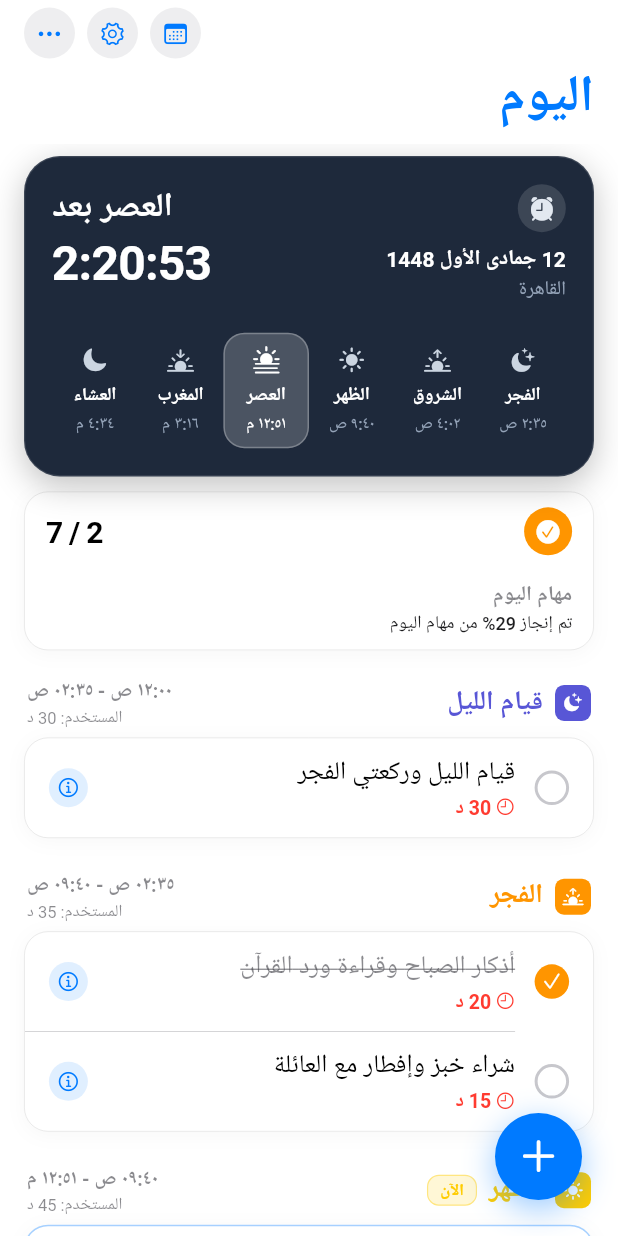
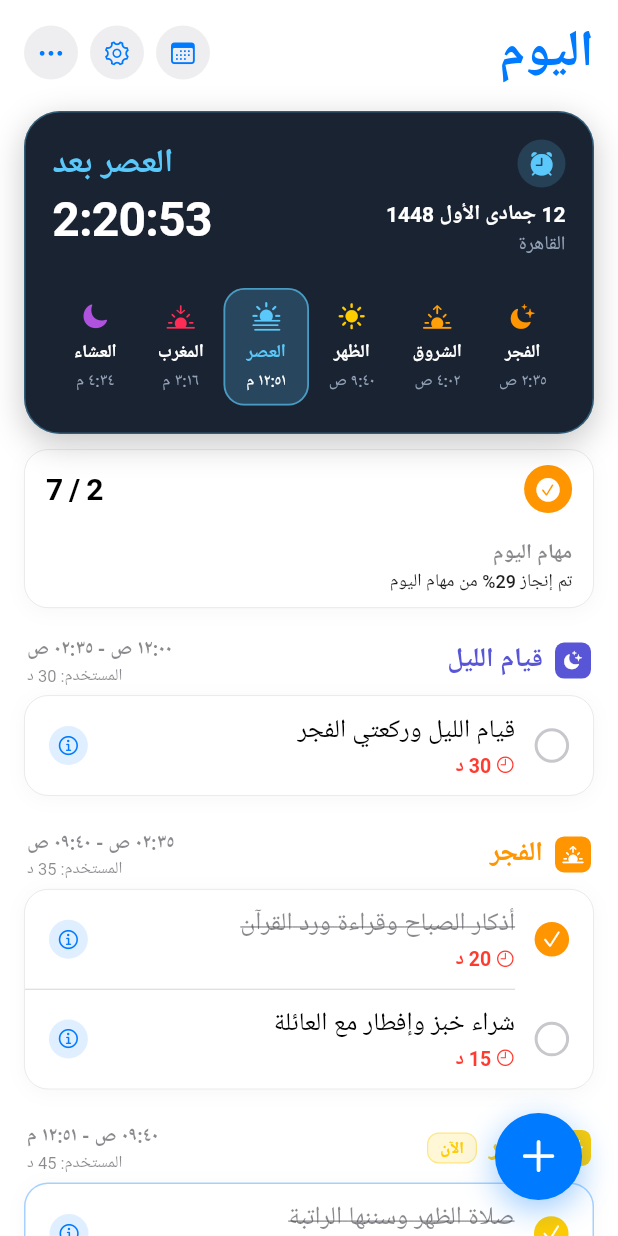
Before and after one commit to ajyahia/dayaround, a Flutter app: the screen it shows after launch, on a phone screen of 412 x 824 dp. Run offline on Flutter 3.47's test engine with Material 3 defaults, Android fonts, the phone set to English and light mode, and no system bars; our stand-ins replace adhan, flutter_riverpod, geolocator, google_fonts, hijri, hive_ce and 2 more; accounts and stored records are empty.

Commit message:
Fix top bar blur permanently with vector header, color-code prayer widget per prayer, and support in-place inline task creation

```diff
--- a/lib/core/widgets/app_section.dart
+++ b/lib/core/widgets/app_section.dart
@@ -9,6 +9,7 @@ class AppSection extends StatelessWidget {
   final String? durationUsageText;
   final bool isDurationExceeded;
   final List<Widget> children;
+  final Widget? inlineEditor;
   final VoidCallback? onAddNewTask;
 
   const AppSection({
@@ -21,6 +22,7 @@ class AppSection extends StatelessWidget {
     this.durationUsageText,
     this.isDurationExceeded = false,
     required this.children,
+    this.inlineEditor,
     this.onAddNewTask,
   });
 
@@ -31,8 +33,8 @@ class AppSection extends StatelessWidget {
     final secondaryColor = CupertinoColors.secondaryLabel.resolveFrom(context);
     final separatorColor = CupertinoColors.separator.resolveFrom(context);
 
-    // Case 1: Empty & Not current block -> Minimal peaceful compact tile (saves vertical clutter)
-    if (children.isEmpty && !isCurrentBlock) {
+    // Case 1: Empty & Not current block & Not adding task -> Minimal peaceful compact tile
+    if (children.isEmpty && !isCurrentBlock && inlineEditor == null) {
       return Padding(
         padding: const EdgeInsets.symmetric(horizontal: 16, vertical: 4),
         child: GestureDetector(
@@ -217,7 +219,7 @@ class AppSection extends StatelessWidget {
                 borderRadius: BorderRadius.circular(16),
                 child: Column(
                   children: [
-                    if (children.isEmpty)
+                    if (children.isEmpty && inlineEditor == null)
                       // Current block empty state
                       Padding(
                         padding: const EdgeInsets.symmetric(vertical: 20, horizontal: 16),
@@ -248,10 +250,12 @@ class AppSection extends StatelessWidget {
                           ],
                         ),
                       )
-                    else
+                    else if (children.isEmpty && inlineEditor != null)
+                      inlineEditor!
+                    else ...[
                       for (int i = 0; i < children.length; i++) ...[
                         children[i],
-                        if (i < children.length - 1)
+                        if (i < children.length - 1 || inlineEditor != null)
                           Padding(
                             padding: const EdgeInsetsDirectional.only(start: 52),
                             child: Container(
@@ -260,6 +264,8 @@ class AppSection extends StatelessWidget {
                             ),
                           ),
                       ],
+                      ?inlineEditor,
+                    ],
                   ],
                 ),
               ),
--- a/lib/core/widgets/inline_task_editor.dart
+++ b/lib/core/widgets/inline_task_editor.dart
@@ -7,6 +7,7 @@ class InlineTaskEditor extends StatefulWidget {
   final void Function(String title, String? notes) onSave;
   final VoidCallback onCancel;
   final VoidCallback onOpenDetails;
+  final bool isEmbedded;
 
   const InlineTaskEditor({
     super.key,
@@ -14,6 +15,7 @@ class InlineTaskEditor extends StatefulWidget {
     required this.onSave,
     required this.onCancel,
     required this.onOpenDetails,
+    this.isEmbedded = true,
   });
 
   @override
@@ -64,9 +66,13 @@ class _InlineTaskEditorState extends State<InlineTaskEditor> {
     final blockInfo = PrayerBlockInfo.allBlocks.firstWhere((b) => b.type == widget.block);
 
     return Container(
-      margin: const EdgeInsets.symmetric(horizontal: 16, vertical: 6),
-      padding: const EdgeInsets.symmetric(horizontal: 14, vertical: 12),
-      decoration: BoxDecoration(
+      margin: widget.isEmbedded
+          ? EdgeInsets.zero
+          : const EdgeInsets.symmetric(horizontal: 16, vertical: 6),
+      padding: const EdgeInsets.symmetric(horizontal: 16, vertical: 12),
+      decoration: widget.isEmbedded
+          ? null
+          : BoxDecoration(
               color: cardBg,
               borderRadius: BorderRadius.circular(18),
               boxShadow: const [
--- a/lib/features/prayer_times/presentation/widgets/prayer_times_widget_card.dart
+++ b/lib/features/prayer_times/presentation/widgets/prayer_times_widget_card.dart
@@ -15,12 +15,34 @@ class PrayerTimesWidgetCard extends ConsumerWidget {
     this.onTap,
   });
 
+  static Color getPrayerColor(Prayer prayer) {
+    switch (prayer) {
+      case Prayer.fajr:
+        return CupertinoColors.systemOrange;
+      case Prayer.sunrise:
+        return const Color(0xFFFF9F0A);
+      case Prayer.dhuhr:
+        return CupertinoColors.systemYellow;
+      case Prayer.asr:
+        return CupertinoColors.systemTeal;
+      case Prayer.maghrib:
+        return CupertinoColors.systemPink;
+      case Prayer.isha:
+        return CupertinoColors.systemPurple;
+      case Prayer.none:
+        return CupertinoColors.systemOrange;
+    }
+  }
+
   @override
   Widget build(BuildContext context, WidgetRef ref) {
     final nextPrayer = ref.watch(nextPrayerProvider);
     final prayerTimes = ref.watch(prayerTimesForDateProvider(date));
     final location = ref.watch(currentLocationProvider);
     final isDark = CupertinoTheme.brightnessOf(context) == Brightness.dark;
+
+    final activePrayer = nextPrayer?.prayer ?? Prayer.none;
+    final activeColor = getPrayerColor(activePrayer);
 
     // Hijri date
     HijriCalendar.setLocal('ar');
@@ -30,10 +52,11 @@ class PrayerTimesWidgetCard extends ConsumerWidget {
     final timeFormat = DateFormat('h:mm a', 'ar_EG');
 
     // Deep modern widget background
-    final cardBg = isDark ? const Color(0xFF182232) : const Color(0xFF1E293B);
+    final cardBg = isDark ? const Color(0xFF141C28) : const Color(0xFF1A2332);
 
     return GestureDetector(
       onTap: onTap,
+      behavior: HitTestBehavior.opaque,
       child: Container(
         margin: const EdgeInsets.symmetric(horizontal: 16, vertical: 8),
         padding: const EdgeInsets.all(18),
@@ -41,14 +64,14 @@ class PrayerTimesWidgetCard extends ConsumerWidget {
           color: cardBg,
           borderRadius: BorderRadius.circular(24),
           border: Border.all(
-            color: const Color(0x22FFFFFF),
-            width: 0.8,
+            color: activeColor.withValues(alpha: 0.35),
+            width: 1.0,
           ),
-          boxShadow: const [
+          boxShadow: [
             BoxShadow(
-              color: Color(0x3D000000),
+              color: const Color(0x38000000),
               blurRadius: 18,
-              offset: Offset(0, 6),
+              offset: const Offset(0, 6),
             ),
           ],
         ),
@@ -64,18 +87,18 @@ class PrayerTimesWidgetCard extends ConsumerWidget {
                 Column(
                   crossAxisAlignment: CrossAxisAlignment.start,
                   children: [
-                    // Mosque/Lantern/Alarm icon
+                    // Mosque/Lantern/Alarm icon tinted with active prayer color
                     Container(
                       width: 32,
                       height: 32,
                       decoration: BoxDecoration(
-                        color: const Color(0x22FFFFFF),
+                        color: activeColor.withValues(alpha: 0.18),
                         shape: BoxShape.circle,
                       ),
-                      child: const Center(
+                      child: Center(
                         child: Icon(
                           CupertinoIcons.alarm_fill,
-                          color: Color(0xFFE2E8F0),
+                          color: activeColor,
                           size: 18,
                         ),
                       ),
@@ -109,10 +132,10 @@ class PrayerTimesWidgetCard extends ConsumerWidget {
                       nextPrayer != null
                           ? '${nextPrayer.prayerNameArabic} بعد'
                           : 'الصلاة بعد',
-                      style: const TextStyle(
+                      style: TextStyle(
                         fontSize: 22,
                         fontWeight: FontWeight.bold,
-                        color: CupertinoColors.white,
+                        color: activeColor,
                       ),
                     ),
                     const SizedBox(height: 4),
@@ -132,48 +155,52 @@ class PrayerTimesWidgetCard extends ConsumerWidget {
 
             const SizedBox(height: 20),
 
-            // Bottom Section: Horizontal Side-by-Side Prayers (Image 1 style)
+            // Bottom Section: Horizontal Side-by-Side Prayers with respective colors (Image 1 style)
             if (prayerTimes != null) ...[
               Builder(
                 builder: (context) {
-                  final activePrayer = nextPrayer?.prayer;
-
                   final prayers = [
                     (
                       prayer: Prayer.fajr,
                       name: 'الفجر',
                       time: prayerTimes.fajr,
                       icon: CupertinoIcons.moon_stars_fill,
+                      color: CupertinoColors.systemOrange,
                     ),
                     (
                       prayer: Prayer.sunrise,
                       name: 'الشروق',
                       time: prayerTimes.sunrise,
                       icon: CupertinoIcons.sunrise_fill,
+                      color: const Color(0xFFFF9F0A),
                     ),
                     (
                       prayer: Prayer.dhuhr,
                       name: 'الظهر',
                       time: prayerTimes.dhuhr,
                       icon: CupertinoIcons.sun_max_fill,
+                      color: CupertinoColors.systemYellow,
                     ),
                     (
                       prayer: Prayer.asr,
                       name: 'العصر',
                       time: prayerTimes.asr,
                       icon: CupertinoIcons.sun_haze_fill,
+                      color: CupertinoColors.systemTeal,
                     ),
                     (
                       prayer: Prayer.maghrib,
                       name: 'المغرب',
                       time: prayerTimes.maghrib,
                       icon: CupertinoIcons.sunset_fill,
+                      color: CupertinoColors.systemPink,
                     ),
                     (
                       prayer: Prayer.isha,
                       name: 'العشاء',
                       time: prayerTimes.isha,
                       icon: CupertinoIcons.moon_fill,
+                      color: CupertinoColors.systemPurple,
                     ),
                   ];
 
@@ -190,13 +217,13 @@ class PrayerTimesWidgetCard extends ConsumerWidget {
                           ),
                           decoration: BoxDecoration(
                             color: isSelected
-                                ? const Color(0x33FFFFFF)
+                                ? p.color.withValues(alpha: 0.22)
                                 : CupertinoColors.transparent,
                             borderRadius: BorderRadius.circular(14),
                             border: isSelected
                                 ? Border.all(
-                                    color: const Color(0x44FFFFFF),
-                                    width: 1.0,
+                                    color: p.color.withValues(alpha: 0.65),
+                                    width: 1.2,
                                   )
                                 : null,
                           ),
@@ -205,10 +232,8 @@ class PrayerTimesWidgetCard extends ConsumerWidget {
                             children: [
                               Icon(
                                 p.icon,
-                                size: 18,
-                                color: isSelected
-                                    ? CupertinoColors.white
-                                    : const Color(0xFFCBD5E1),
+                                size: 19,
+                                color: p.color,
                               ),
                               const SizedBox(height: 6),
                               Text(
@@ -218,7 +243,9 @@ class PrayerTimesWidgetCard extends ConsumerWidget {
                                   fontWeight: isSelected
                                       ? FontWeight.bold
                                       : FontWeight.w600,
-                                  color: CupertinoColors.white,
+                                  color: isSelected
+                                      ? p.color
+                                      : CupertinoColors.white,
                                 ),
                               ),
                               const SizedBox(height: 4),
--- a/lib/features/today/presentation/today_screen.dart
+++ b/lib/features/today/presentation/today_screen.dart
@@ -218,19 +218,29 @@ class _TodayScreenState extends ConsumerState<TodayScreen> {
         children: [
           CustomScrollView(
             slivers: [
-              CupertinoSliverNavigationBar(
-                backgroundColor: isDark
-                    ? const Color(0xFF000000)
-                    : const Color(0xFFF2F2F7),
-                border: null,
-                largeTitle: const Text(
+              // Crisp iOS Large Title Header (Zero blur/foggy artifacts)
+              SliverToBoxAdapter(
+                child: SafeArea(
+                  bottom: false,
+                  child: Padding(
+                    padding: const EdgeInsets.fromLTRB(16, 12, 16, 8),
+                    child: Row(
+                      mainAxisAlignment: MainAxisAlignment.spaceBetween,
+                      crossAxisAlignment: CrossAxisAlignment.center,
+                      children: [
+                        // Large Title "اليوم"
+                        const Text(
                           'اليوم',
                           style: TextStyle(
+                            fontSize: 34,
+                            fontWeight: FontWeight.bold,
+                            letterSpacing: -0.6,
                             color: Color(0xFF007AFF),
-                    fontWeight: FontWeight.bold,
                           ),
                         ),
-                trailing: Row(
+
+                        // Action Buttons: Week, Settings, More
+                        Row(
                           mainAxisSize: MainAxisSize.min,
                           children: [
                             // Week button
@@ -247,8 +257,8 @@ class _TodayScreenState extends ConsumerState<TodayScreen> {
                                 },
                                 behavior: HitTestBehavior.opaque,
                                 child: Container(
-                          width: 34,
-                          height: 34,
+                                  width: 36,
+                                  height: 36,
                                   decoration: BoxDecoration(
                                     shape: BoxShape.circle,
                                     color: circleBtnBg,
@@ -256,7 +266,7 @@ class _TodayScreenState extends ConsumerState<TodayScreen> {
                                   child: const Center(
                                     child: Icon(
                                       CupertinoIcons.calendar,
-                              size: 18,
+                                      size: 19,
                                       color: Color(0xFF007AFF),
                                     ),
                                   ),
@@ -279,8 +289,8 @@ class _TodayScreenState extends ConsumerState<TodayScreen> {
                                 },
                                 behavior: HitTestBehavior.opaque,
                                 child: Container(
-                          width: 34,
-                          height: 34,
+                                  width: 36,
+                                  height: 36,
                                   decoration: BoxDecoration(
                                     shape: BoxShape.circle,
                                     color: circleBtnBg,
@@ -288,7 +298,7 @@ class _TodayScreenState extends ConsumerState<TodayScreen> {
                                   child: const Center(
                                     child: Icon(
                                       CupertinoIcons.gear,
-                              size: 18,
+                                      size: 19,
                                       color: Color(0xFF007AFF),
                                     ),
                                   ),
@@ -303,8 +313,8 @@ class _TodayScreenState extends ConsumerState<TodayScreen> {
                               onTap: _showMoreMenu,
                               behavior: HitTestBehavior.opaque,
                               child: Container(
-                        width: 34,
-                        height: 34,
+                                width: 36,
+                                height: 36,
                                 decoration: BoxDecoration(
                                   shape: BoxShape.circle,
                                   color: circleBtnBg,
@@ -312,7 +322,7 @@ class _TodayScreenState extends ConsumerState<TodayScreen> {
                                 child: const Center(
                                   child: Icon(
                                     CupertinoIcons.ellipsis,
-                            size: 18,
+                                    size: 19,
                                     color: Color(0xFF007AFF),
                                   ),
                                 ),
@@ -320,9 +330,13 @@ class _TodayScreenState extends ConsumerState<TodayScreen> {
                             ),
                           ],
                         ),
+                      ],
+                    ),
+                  ),
+                ),
               ),
 
-              // Prayer Times Widget Card (Image 1 style: Countdown + Hijri date + 6 horizontal prayers)
+              // Prayer Times Widget Card (Image 1 style: Color-coded prayers, countdown, Hijri date)
               SliverToBoxAdapter(
                 child: PrayerTimesWidgetCard(
                   date: now,
@@ -351,41 +365,6 @@ class _TodayScreenState extends ConsumerState<TodayScreen> {
                     accentColor: const Color(0xFFFF9500),
                     onTap: () {},
                   ),
-                ),
-              ),
-
-              // Active Inline Task Editor if triggered (Image 2 style)
-              if (_inlineAddingBlock != null)
-                SliverToBoxAdapter(
-                  child: InlineTaskEditor(
-                    block: _inlineAddingBlock!,
-                    onSave: (title, notes) {
-                      ref.read(taskRepositoryProvider).addTask(
-                        Task(
-                          id: DateTime.now().millisecondsSinceEpoch.toString(),
-                          title: title,
-                          notes: notes,
-                          date: todayStr,
-                          block: _inlineAddingBlock!,
-                          createdAt: DateTime.now(),
-                        ),
-                      );
-                      setState(() {
-                        _inlineAddingBlock = null;
-                      });
-                    },
-                    onCancel: () {
-                      setState(() {
-                        _inlineAddingBlock = null;
-                      });
-                    },
-                    onOpenDetails: () {
-                      final block = _inlineAddingBlock!;
-                      setState(() {
-                        _inlineAddingBlock = null;
-                      });
-                      _openDetailsSheet(defaultBlock: block);
-                    },
                 ),
               ),
 
@@ -422,6 +401,9 @@ class _TodayScreenState extends ConsumerState<TodayScreen> {
                           ? 'المستخدم: $usedMinutes د'
                           : null;
 
+                      final isAddingToThisBlock =
+                          _inlineAddingBlock == blockInfo.type;
+
                       return AppSection(
                         title: blockInfo.label,
                         timeRange: timeRange,
@@ -434,6 +416,37 @@ class _TodayScreenState extends ConsumerState<TodayScreen> {
                             _inlineAddingBlock = blockInfo.type;
                           });
                         },
+                        inlineEditor: isAddingToThisBlock
+                            ? InlineTaskEditor(
+                                block: blockInfo.type,
+                                onSave: (title, notes) {
+                                  ref.read(taskRepositoryProvider).addTask(
+                                    Task(
+                                      id: DateTime.now().millisecondsSinceEpoch.toString(),
+                                      title: title,
+                                      notes: notes,
+                                      date: todayStr,
+                                      block: blockInfo.type,
+                                      createdAt: DateTime.now(),
+                                    ),
+                                  );
+                                  setState(() {
+                                    _inlineAddingBlock = null;
+                                  });
+                                },
+                                onCancel: () {
+                                  setState(() {
+                                    _inlineAddingBlock = null;
+                                  });
+                                },
+                                onOpenDetails: () {
+                                  setState(() {
+                                    _inlineAddingBlock = null;
+                                  });
+                                  _openDetailsSheet(defaultBlock: blockInfo.type);
+                                },
+                              )
+                            : null,
                         children: [
                           for (final task in blockTasks)
                             SwipeableTaskRow(
```
Lines whose indentation alone changed are shown as unchanged.
